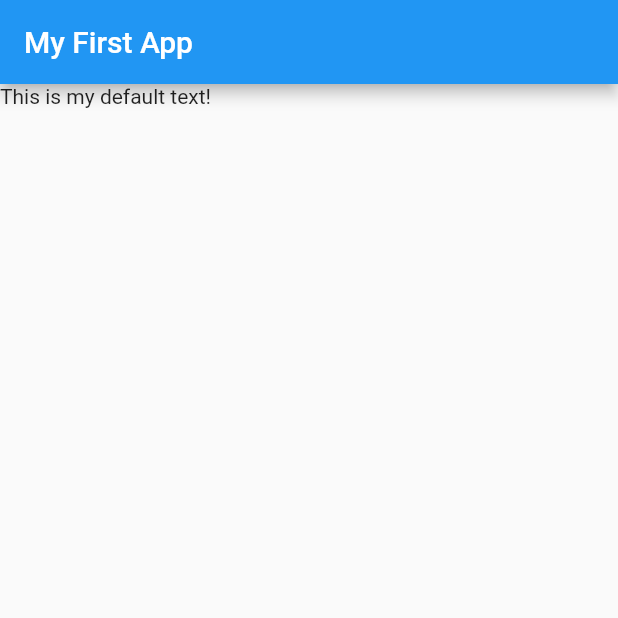
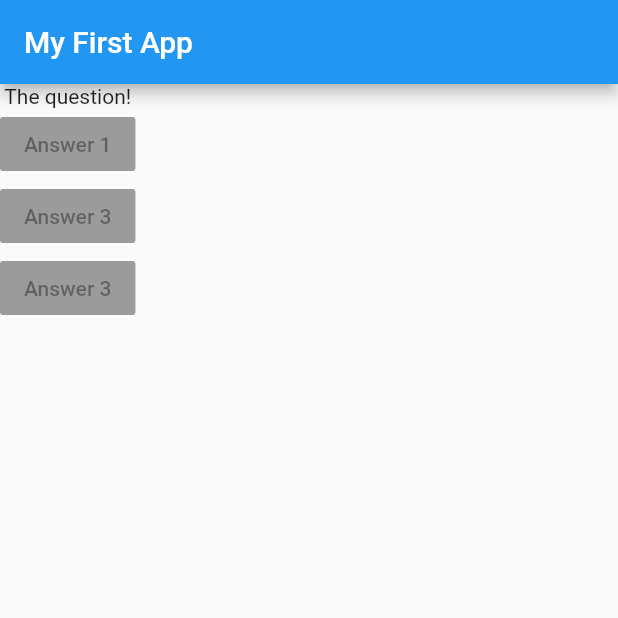
Before and after one commit to emtalen/flutter_learning, a Flutter app: the screen it shows after launch, on a phone screen of 412 x 824 dp, the top half of it. Run offline on Flutter 3.47's test engine with Material 2 defaults, Android fonts, the phone set to English and light mode, and no system bars.

Commit message:
adding buttons and a column to hold multiple widgets in the body

```diff
--- a/lib/main.dart
+++ b/lib/main.dart
@@ -5,12 +5,23 @@ void main() => runApp(MyApp());
 class MyApp extends StatelessWidget {
   @override
   Widget build(BuildContext context) {
+    var questions = [
+      'What\'s your favorite color?',
+      'What\'s your favorite animal?'
+    ];
     return MaterialApp(
       home: Scaffold(
         appBar: AppBar(
           title: Text('My First App'),
         ),
-        body: Text('This is my default text!'),
+        body: Column(
+          children: [
+            Text('The question!'),
+            RaisedButton(child: Text('Answer 1'), onPressed: null),
+            RaisedButton(child: Text('Answer 3'), onPressed: null),
+            RaisedButton(child: Text('Answer 3'), onPressed: null),
+          ],
+        ),
       ),
     );
   }
```
